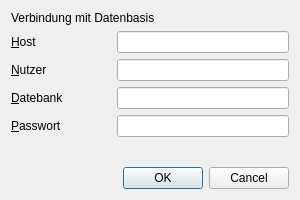
Before: the Qt Designer form views/OpenDatabaseDialog.ui in Tweak161/fa2909, drawn with Qt 5.
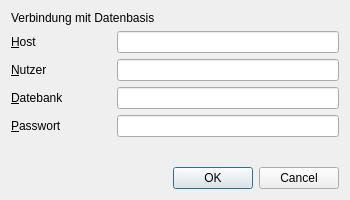
After: the same form once the commit is applied.

The edit to the form file:
```diff
--- a/views/OpenDatabaseDialog.ui
+++ b/views/OpenDatabaseDialog.ui
@@ -6,7 +6,7 @@
    <rect>
     <x>0</x>
     <y>0</y>
-    <width>300</width>
+    <width>350</width>
     <height>200</height>
    </rect>
   </property>
@@ -18,14 +18,14 @@
   </property>
   <property name="minimumSize">
    <size>
-    <width>300</width>
+    <width>350</width>
     <height>200</height>
    </size>
   </property>
   <property name="maximumSize">
    <size>
-    <width>300</width>
-    <height>200</height>
+    <width>350</width>
+    <height>210</height>
    </size>
   </property>
   <property name="windowTitle">
```
Left out of the diff: 2 changed lines with no effect on the pictures.
